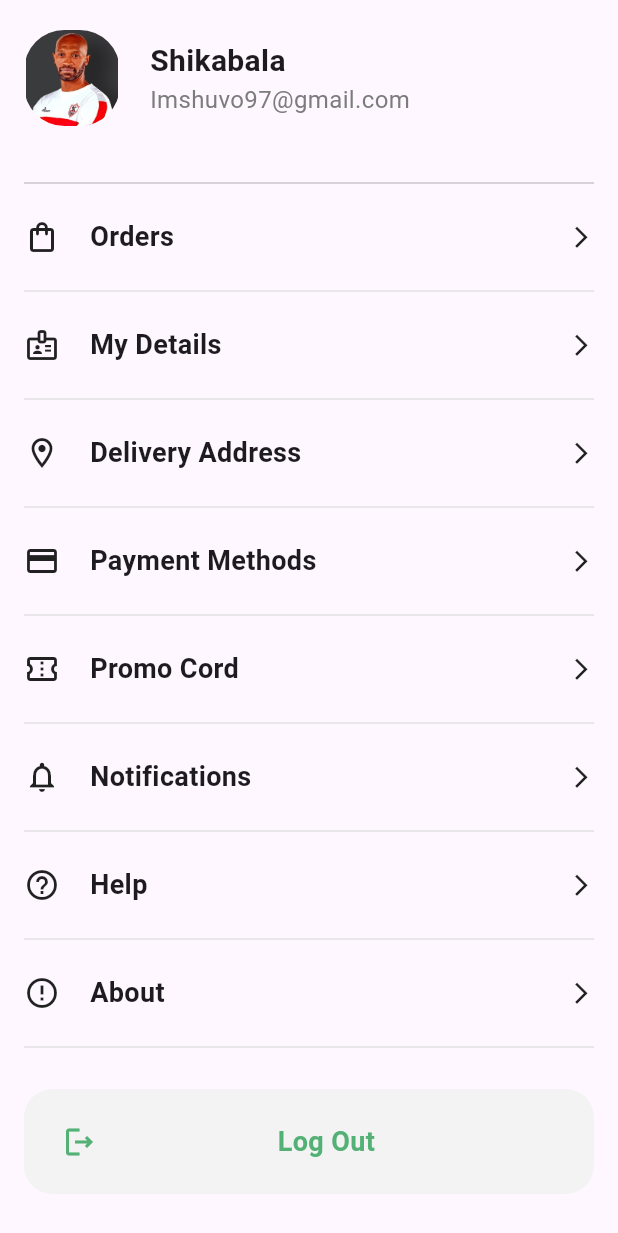
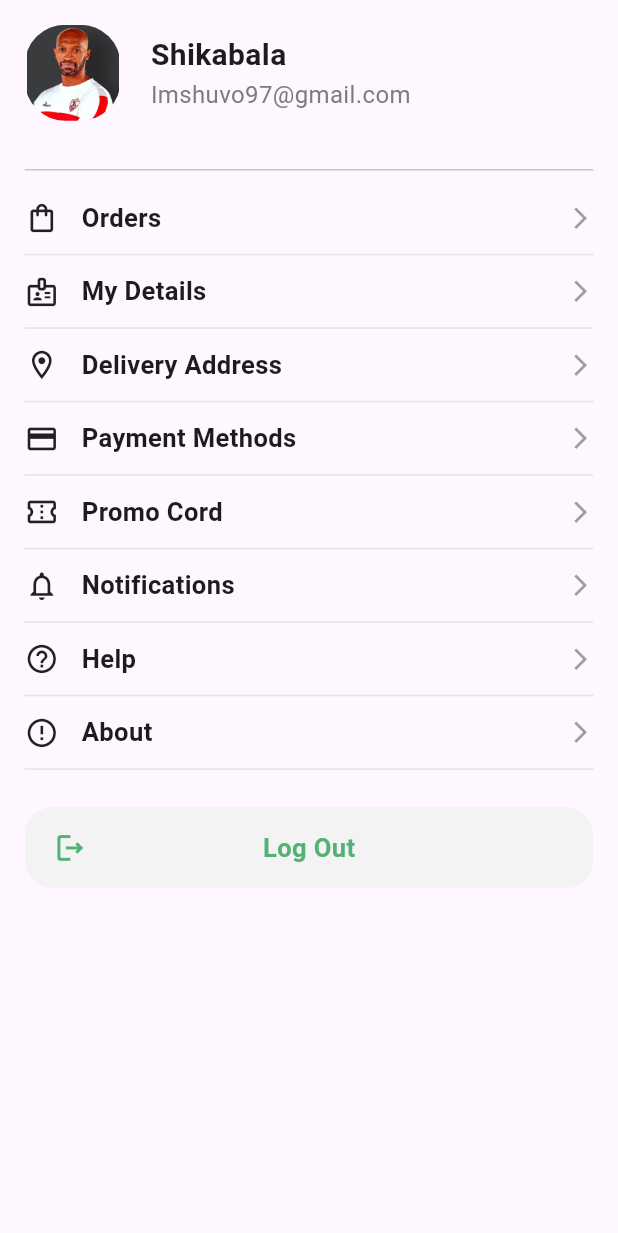
Before and after one commit to hassanwael793-prog/grocries_app, a Flutter app: the AccountScreen screen opened directly, on a phone screen of 412 x 824 dp. Shown: the top 1233 px of the screen. Run offline on Flutter 3.47's test engine with Material 3 defaults, Android fonts, the phone set to English and light mode, and no system bars; our stand-ins replace carousel_slider, smooth_page_indicator.

Commit message:
"refactor(ui): make account screen, options and logout button fully responsive"

```diff
--- a/lib/screen/account_screen.dart
+++ b/lib/screen/account_screen.dart
@@ -1,40 +1,88 @@
-import 'package:flutter/cupertino.dart';
 import 'package:flutter/material.dart';
 import 'package:grocries_app/widegets/account_widget/account_option.dart';
 import 'package:grocries_app/widegets/account_widget/button.dart';
 import 'package:grocries_app/widegets/account_widget/profil_info.dart';
 
 class AccountScreen extends StatelessWidget {
+  const AccountScreen({super.key});
+
   @override
   Widget build(BuildContext context) {
-    // TODO: implement build
-    return SafeArea(
-      child: Padding(
-        padding: const EdgeInsets.symmetric(horizontal: 16.0,vertical: 20),
-        child: ListView(
-          children: [Column(
-            children: [
-              ProfilInfo(),
-              SizedBox(height: 30,),
-              Divider(),
-              AccountOption(text: "Orders", icon: Icons.shopping_bag_outlined),
-              AccountOption(text: "My Details", icon: Icons.badge_outlined),
-              AccountOption(text: "Delivery Address", icon: Icons.location_on_outlined),
-              AccountOption(text: "Payment Methods", icon: Icons.credit_card_outlined),
-              AccountOption(text: "Promo Cord", icon: Icons.confirmation_number_outlined),
-              AccountOption(text: "Notifications ", icon: Icons.notifications_none_outlined),
-              AccountOption(text: "Help", icon: Icons.help_outline),
-              AccountOption(text: "About ", icon: Icons.error_outline),
-              SizedBox(height: 20,),
-              ButtonAccount(),
+    return Scaffold(
+      body: SafeArea(
+        child: LayoutBuilder(
+          builder: (context, constraints) {
+            final double maxWidth = constraints.maxWidth;
+            final double maxHeight = constraints.maxHeight;
+            final bool isLandscape = maxWidth > maxHeight;
 
+            final double horizontalPadding = maxWidth * 0.04;
+            final double verticalPadding = maxHeight * 0.02;
 
+            if (isLandscape) {
+              return Padding(
+                padding: EdgeInsets.symmetric(
+                  horizontal: horizontalPadding,
+                  vertical: verticalPadding,
+                ),
+                child: Row(
+                  crossAxisAlignment: CrossAxisAlignment.start,
+                  children: [
+                    Expanded(
+                      flex: 2,
+                      child: SingleChildScrollView(
+                        child: Column(
+                          mainAxisAlignment: MainAxisAlignment.center,
+                          children: [
+                            const ProfilInfo(),
+                            SizedBox(height: maxHeight * 0.05),
+                            const ButtonAccount(),
+                          ],
+                        ),
+                      ),
+                    ),
+                    const VerticalDivider(width: 32),
+                    Expanded(
+                      flex: 3,
+                      child: ListView(
+                        children: _buildAccountOptions(),
+                      ),
+                    ),
+                  ],
+                ),
+              );
+            }
 
-            ]
-          ),
-       ] ),
+            return ListView(
+              padding: EdgeInsets.symmetric(
+                horizontal: horizontalPadding,
+                vertical: verticalPadding,
+              ),
+              children: [
+                const ProfilInfo(),
+                SizedBox(height: maxHeight * 0.03),
+                const Divider(),
+                ..._buildAccountOptions(),
+                SizedBox(height: maxHeight * 0.03),
+                const ButtonAccount(),
+              ],
+            );
+          },
+        ),
       ),
     );
+  }
 
+  List<Widget> _buildAccountOptions() {
+    return const [
+      AccountOption(text: "Orders", icon: Icons.shopping_bag_outlined),
+      AccountOption(text: "My Details", icon: Icons.badge_outlined),
+      AccountOption(text: "Delivery Address", icon: Icons.location_on_outlined),
+      AccountOption(text: "Payment Methods", icon: Icons.credit_card_outlined),
+      AccountOption(text: "Promo Cord", icon: Icons.confirmation_number_outlined),
+      AccountOption(text: "Notifications", icon: Icons.notifications_none_outlined),
+      AccountOption(text: "Help", icon: Icons.help_outline),
+      AccountOption(text: "About", icon: Icons.error_outline),
+    ];
   }
 }
--- a/lib/widegets/account_widget/account_option.dart
+++ b/lib/widegets/account_widget/account_option.dart
@@ -1,36 +1,60 @@
-import 'package:flutter/cupertino.dart';
 import 'package:flutter/material.dart';
 
 class AccountOption extends StatelessWidget {
-  const AccountOption({super.key, required this.text, required this.icon});
+  const AccountOption({
+    super.key,
+    required this.text,
+    required this.icon,
+  });
+
   final String text;
   final IconData icon;
 
-
   @override
   Widget build(BuildContext context) {
+    return LayoutBuilder(
+      builder: (context, constraints) {
+        final double width = constraints.maxWidth;
+        final double iconSize = (width * 0.06).clamp(18.0, 24.0);
+        final double fontSize = (width * 0.045).clamp(14.0, 18.0);
+        final double spacing = (width * 0.04).clamp(10.0, 18.0);
+
         return Column(
           children: [
             Padding(
-          padding: const EdgeInsets.symmetric(vertical: 15),
+              padding: const EdgeInsets.symmetric(vertical: 12),
               child: Row(
                 children: [
-            Icon(icon),
-              SizedBox(width: 20,),
+                  Icon(icon, size: iconSize),
+                  SizedBox(width: spacing),
                   Expanded(
-                child: Text(text,style: TextStyle(
-                  fontSize: 18,
+                    child: FittedBox(
+                      fit: BoxFit.scaleDown,
+                      alignment: Alignment.centerLeft,
+                      child: Text(
+                        text,
+                        style: TextStyle(
+                          fontSize: fontSize,
                           fontWeight: FontWeight.bold,
-                ),),
                         ),
-              Icon(Icons.arrow_forward_ios,size: 17,),
+                      ),
+                    ),
+                  ),
+                  Icon(
+                    Icons.arrow_forward_ios,
+                    size: iconSize * 0.75,
+                    color: Colors.grey,
+                  ),
                 ],
               ),
             ),
-        Divider(
+            const Divider(
               color: Color(0xffE2E2E2),
+              height: 1,
             ),
           ],
         );
+      },
+    );
   }
 }
--- a/lib/widegets/account_widget/button.dart
+++ b/lib/widegets/account_widget/button.dart
@@ -1,41 +1,66 @@
-import 'package:flutter/cupertino.dart';
 import 'package:flutter/material.dart';
 import 'package:grocries_app/constants/app_colors.dart';
 
-class ButtonAccount extends StatelessWidget{
+class ButtonAccount extends StatelessWidget {
+  final VoidCallback? onTap;
 
-
-  const ButtonAccount({super.key,});
-
+  const ButtonAccount({super.key, this.onTap});
 
   @override
   Widget build(BuildContext context) {
-    // TODO: implement build
-    return  Container(
-      padding: EdgeInsets.symmetric(vertical: 22),
+    return LayoutBuilder(
+      builder: (context, constraints) {
+        final double width = constraints.maxWidth;
+
+        final double horizontalPadding = (width * 0.05).clamp(16.0, 24.0);
+        final double verticalPadding = (width * 0.04).clamp(12.0, 18.0);
+        final double iconSize = (width * 0.06).clamp(20.0, 24.0);
+        final double fontSize = (width * 0.045).clamp(15.0, 18.0);
+        final double borderRadius = (width * 0.05).clamp(14.0, 19.0);
+
+        return Material(
+          color: Colors.transparent,
+          child: InkWell(
+            onTap: onTap,
+            borderRadius: BorderRadius.circular(borderRadius),
+            child: Ink(
+              padding: EdgeInsets.symmetric(
+                horizontal: horizontalPadding,
+                vertical: verticalPadding,
+              ),
               decoration: BoxDecoration(
-        borderRadius: BorderRadius.circular(19),
-        color: Color(0xffF2F3F2),
+                borderRadius: BorderRadius.circular(borderRadius),
+                color: const Color(0xffF2F3F2),
               ),
-      child: Center(child:
-      Padding(
-        padding: const EdgeInsets.symmetric(horizontal: 25.0),
               child: Row(
                 children: [
-            Icon(Icons.logout_outlined,color: AppColors.primary,),
-
-            Padding(
-              padding: const EdgeInsets.symmetric(horizontal: 120.0),
-              child: Text("Log Out",style: TextStyle(
-                fontSize: 18,
+                  Icon(
+                    Icons.logout_outlined,
+                    color: AppColors.primary,
+                    size: iconSize,
+                  ),
+                  Expanded(
+                    child: Center(
+                      child: FittedBox(
+                        fit: BoxFit.scaleDown,
+                        child: Text(
+                          "Log Out",
+                          style: TextStyle(
+                            fontSize: fontSize,
                             fontWeight: FontWeight.w600,
                             color: AppColors.primary,
-              ),),
                           ),
+                        ),
+                      ),
+                    ),
+                  ),
+                  SizedBox(width: iconSize),
                 ],
               ),
-      ),),
+            ),
+          ),
         );
-
+      },
+    );
   }
 }
```
Also changed, not shown: 29 other files. Lines whose indentation alone changed are shown as unchanged.
